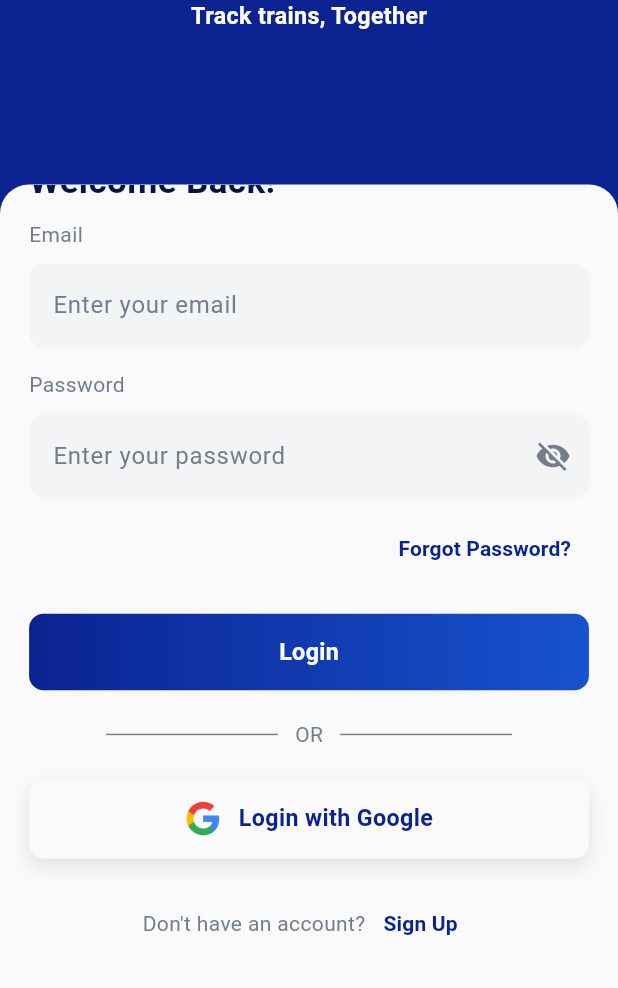
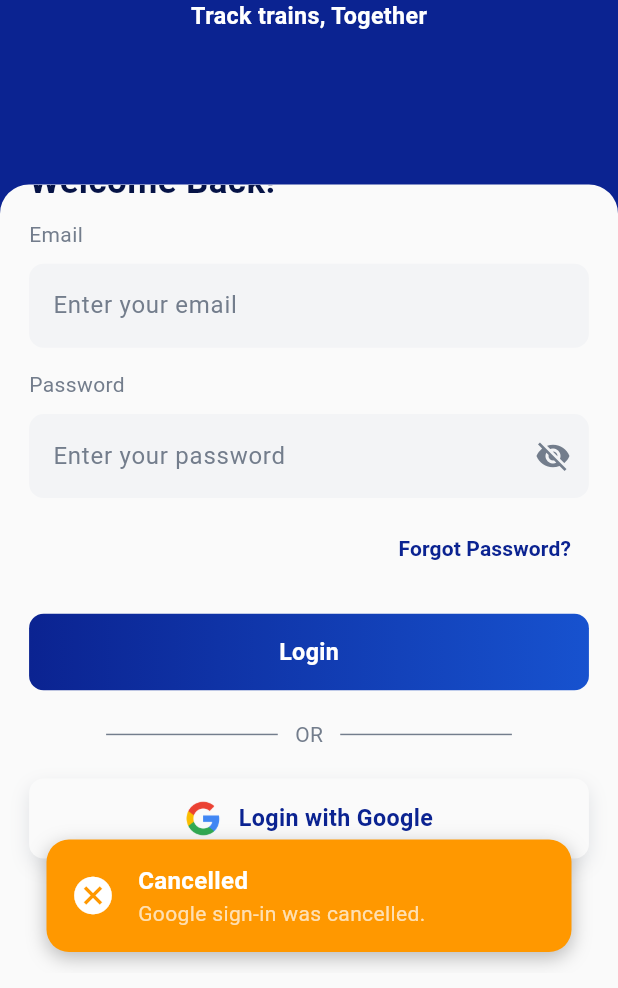
Before and after one commit to 0xezzdev/Qatrak, a Flutter app: the screen it shows after launch, scrolled down 39 dp, after a tap on "Login with Google", on a phone screen of 412 x 824 dp, the part 248-1236 px from its top. Run offline on Flutter 3.47's test engine with Material 3 defaults, Android fonts, the phone set to English and light mode, and no system bars; our stand-ins replace device_preview, flutter_screenutil, flutter_svg, google_sign_in, supabase_flutter; accounts and stored records are empty; network calls fail.

Commit message:
add google login logic for google

```diff
--- a/analysis_options.yaml
+++ b/analysis_options.yaml
@@ -7,6 +7,9 @@
 
 # The following line activates a set of recommended lints for Flutter apps,
 # packages, and plugins designed to encourage good coding practices.
+analyzer:
+  errors:
+    unused_local_variable: ignore
 include: package:flutter_lints/flutter.yaml
 
 linter:
--- a/lib/feature/login/login.dart
+++ b/lib/feature/login/login.dart
@@ -10,6 +10,7 @@ import 'package:qatrak/core/widget/social_button.dart';
 import 'package:qatrak/feature/home/home.dart';
 import 'package:qatrak/feature/signup/signup.dart';
 import 'package:qatrak/services/auth/auth_services.dart';
+import 'package:supabase_flutter/supabase_flutter.dart';
 
 class Login extends StatefulWidget {
   const Login({super.key});
@@ -53,6 +54,19 @@ class _LoginState extends State<Login> {
     }
     if (mounted) setState(() => isLoading = false);
   }
+  @override
+void initState() {
+  super.initState();
+  Supabase.instance.client.auth.onAuthStateChange.listen((data) {
+    final session = data.session;
+    if (session != null && mounted) {
+      Navigator.pushReplacement(
+        context,
+        MaterialPageRoute(builder: (context) => const Home()),
+      );
+    }
+  });
+}
 
   @override
   Widget build(BuildContext context) {
@@ -183,8 +197,24 @@ class _LoginState extends State<Login> {
                       SocialButton(
                         title: 'Login with Google',
                         imagePath: AppImages.google,
-                        onPressed: () {
-                          print("Login with Google pressed");
+                        onPressed: () async {
+                          try {
+                            await _authService.signInWithGoogle(context);
+                          } catch (e) {
+                            if (mounted) {
+                              ScaffoldMessenger.of(context).showSnackBar(
+                                CustomSnackBar(
+                                  title: "Authentication Error",
+                                  message:
+                                      e.toString().contains("provider_disabled")
+                                      ? "Google Sign-In is currently disabled. Please try again later."
+                                      : "Failed to sign in with Google.",
+                                  icon: Icons.error,
+                                  color: Colors.red,
+                                ),
+                              );
+                            }
+                          }
                         },
                       ),
                       SizedBox(height: 20.h),
--- a/lib/services/auth/auth_services.dart
+++ b/lib/services/auth/auth_services.dart
@@ -1,4 +1,8 @@
+import 'package:flutter/material.dart';
+import 'package:qatrak/core/widget/custom_snackbar.dart';
 import 'package:qatrak/services/supabase_service.dart';
+import 'package:google_sign_in/google_sign_in.dart';
+import 'package:supabase_flutter/supabase_flutter.dart';
 
 class AuthServices {
   final supabase = SupabaseService.client;
@@ -33,6 +37,89 @@ class AuthServices {
     }
   }
 
+  Future<void> signInWithGoogle(BuildContext context) async {
+    try {
+      final GoogleSignIn googleSignIn = GoogleSignIn(
+        serverClientId:
+            '266261413340-6mln700mee8me59kt442o7j00e414jfc.apps.googleusercontent.com',
+      );
+
+      await googleSignIn.signOut();
+
+      final googleUser = await googleSignIn.signIn();
+
+      if (googleUser == null) {
+        ScaffoldMessenger.of(context).showSnackBar(
+          CustomSnackBar(
+            title: 'Cancelled',
+            message: 'Google sign-in was cancelled.',
+            icon: Icons.cancel,
+            color: Colors.orange,
+          ),
+        );
+        return;
+      }
+
+      final googleAuth = await googleUser.authentication;
+
+      if (googleAuth.idToken == null) {
+        ScaffoldMessenger.of(context).showSnackBar(
+          CustomSnackBar(
+            title: 'Error',
+            message: 'Failed to retrieve Google ID token.',
+            icon: Icons.error_outline,
+            color: Colors.red,
+          ),
+        );
+        if (context.mounted) {
+          ScaffoldMessenger.of(context).showSnackBar(
+            const SnackBar(
+              content: Text("Failed to retrieve Google ID token."),
+            ),
+          );
+        }
+        return;
+      }
+
+      final AuthResponse res = await supabase.auth.signInWithIdToken(
+        provider: OAuthProvider.google,
+        idToken: googleAuth.idToken!,
+        accessToken: googleAuth.accessToken,
+      );
+
+      ScaffoldMessenger.of(context).showSnackBar(
+        CustomSnackBar(
+          title: 'Success',
+          message: 'Successfully signed in with Google!',
+          icon: Icons.check,
+          color: Colors.green,
+        ),
+      );
+    } catch (e) {
+      ScaffoldMessenger.of(context).showSnackBar(
+        CustomSnackBar(
+          title: "Authentication Error",
+          message: e.toString().contains("provider_disabled")
+              ? "Google Sign-In is currently disabled. Please try again later."
+              : "Failed to sign in with Google.",
+          icon: Icons.error,
+          color: Colors.red,
+        ),
+      );
+      if (context.mounted) {
+        ScaffoldMessenger.of(context).showSnackBar(
+          CustomSnackBar(
+            title: 'Error',
+            message: 'Failed to sign in with Google.',
+            icon: Icons.error,
+            color: Colors.red,
+          ),
+        );
+      }
+      rethrow;
+    }
+  }
+
   Future<void> signOutUser() async {
     await supabase.auth.signOut();
   }
--- a/pubspec.yaml
+++ b/pubspec.yaml
@@ -37,6 +37,9 @@ dependencies:
   flutter_screenutil: ^5.9.3
   flutter_svg: ^2.2.4
   device_preview: ^1.3.1
+  google_sign_in: ^6.2.1
+  supabase_flutter: ^2.8.1  # لازم دي مش supabase بس
+
 
 dev_dependencies:
   flutter_test:
```
Also changed, not shown: lib/feature/home/home.dart (+7 -1 lines), lib/feature/signup/signup.dart (+36 -7 lines), pubspec.lock, 1 other file.
